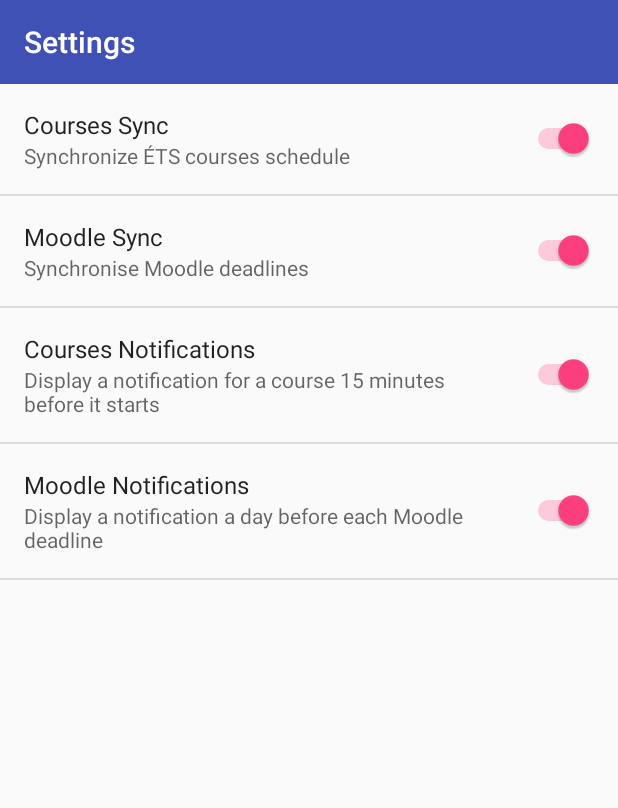
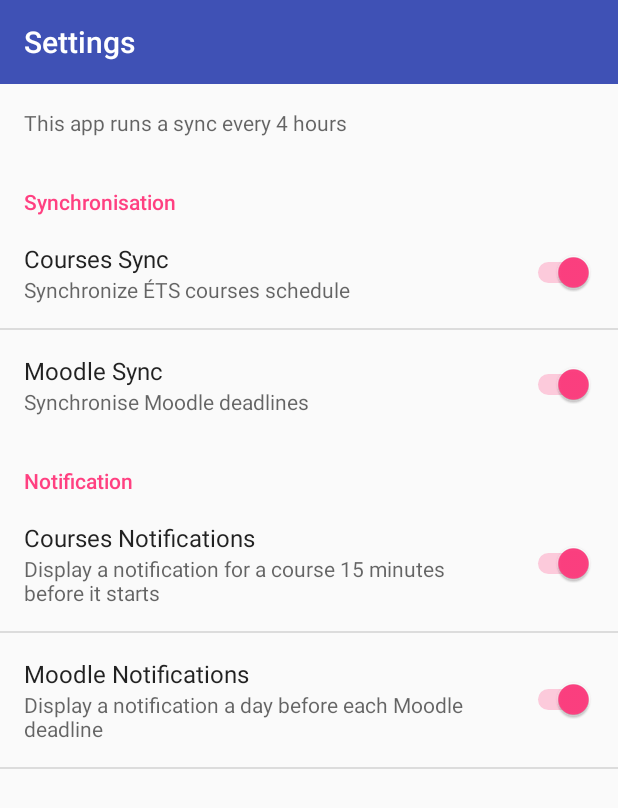
Before and after one commit to ttauveron/SyncETS, an Android app: the screen it shows after launch (SettingsActivity), on a phone screen of 412 x 824 dp. Shown: the top 808 px of the screen. Run offline under Robolectric (Android 15) with nearby library versions, the phone set to English and light mode, and no system bars; libraries missing offline, so code that uses them is left out: com.commonsware.cwac; 1 statement that could not run was skipped.

Commit message:
Added categories to preference view

```diff
--- a/app/src/main/AndroidManifest.xml
+++ b/app/src/main/AndroidManifest.xml
@@ -4,6 +4,7 @@
 
     <uses-permission android:name="android.permission.ACCESS_NETWORK_STATE" />
     <uses-permission android:name="android.permission.INTERNET" />
+    <uses-permission android:name="android.permission.RECEIVE_BOOT_COMPLETED" />
 
     <application
         android:allowBackup="true"
--- a/app/src/main/res/values/strings.xml
+++ b/app/src/main/res/values/strings.xml
@@ -81,4 +81,6 @@
     <string name="notif_courses_title">Courses Notifications</string>
     <string name="notif_moodle_summary">Display a notification a day before each Moodle deadline</string>
     <string name="notif_moodle_title">Moodle Notifications</string>
+    <string name="notification">Notification</string>
+    <string name="synchronization">Synchronisation</string>
 </resources>
--- a/app/src/main/res/xml/preferences.xml
+++ b/app/src/main/res/xml/preferences.xml
@@ -1,5 +1,12 @@
 <?xml version="1.0" encoding="utf-8"?>
 <PreferenceScreen xmlns:android="http://schemas.android.com/apk/res/android">
+    <Preference
+        android:key="pref_static_field_key"
+        android:selectable="false"
+        android:persistent="false"
+        android:summary="This app runs a sync every 4 hours"/>
+
+    <PreferenceCategory android:title="@string/synchronization">
         <SwitchPreference
             android:defaultValue="true"
             android:key="pref_sync_courses"
@@ -10,6 +17,9 @@
             android:key="pref_sync_moodle"
             android:summary="@string/sync_moodle_summary"
             android:title="@string/sync_moodle_title" />
+    </PreferenceCategory>
+
+    <PreferenceCategory android:title="@string/notification">
         <SwitchPreference
             android:defaultValue="true"
             android:key="pref_notif_courses"
@@ -20,4 +30,5 @@
             android:key="pref_notif_moodle"
             android:summary="@string/notif_moodle_summary"
             android:title="@string/notif_moodle_title" />
+    </PreferenceCategory>
 </PreferenceScreen>
```
Lines whose indentation alone changed are shown as unchanged.
